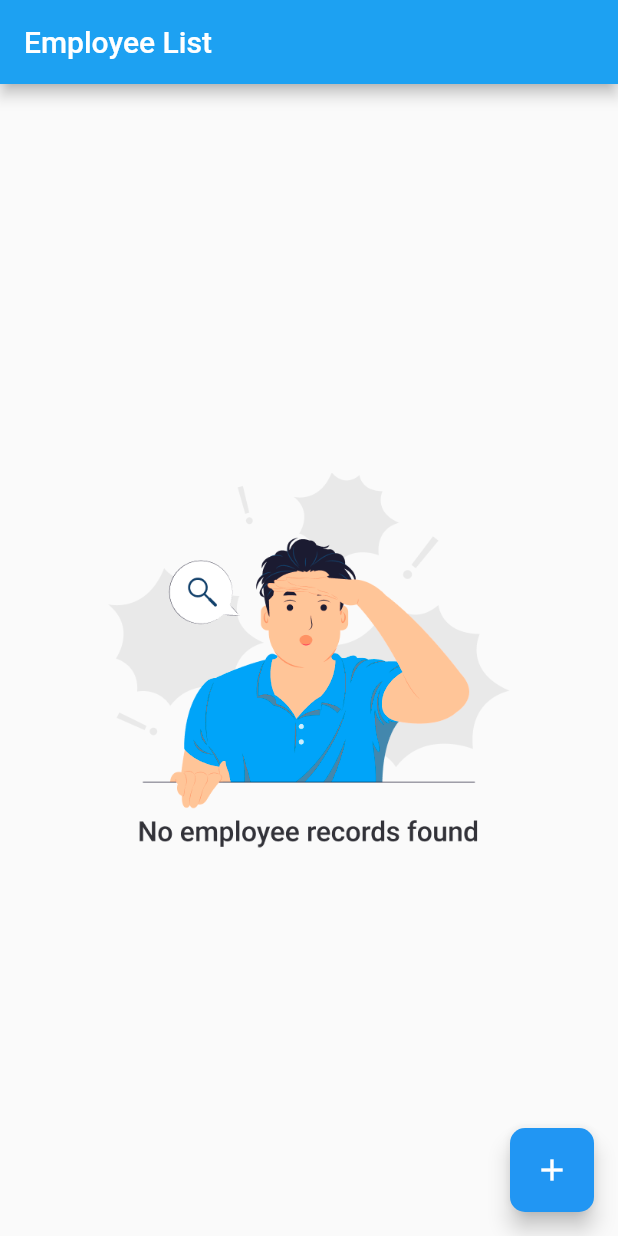
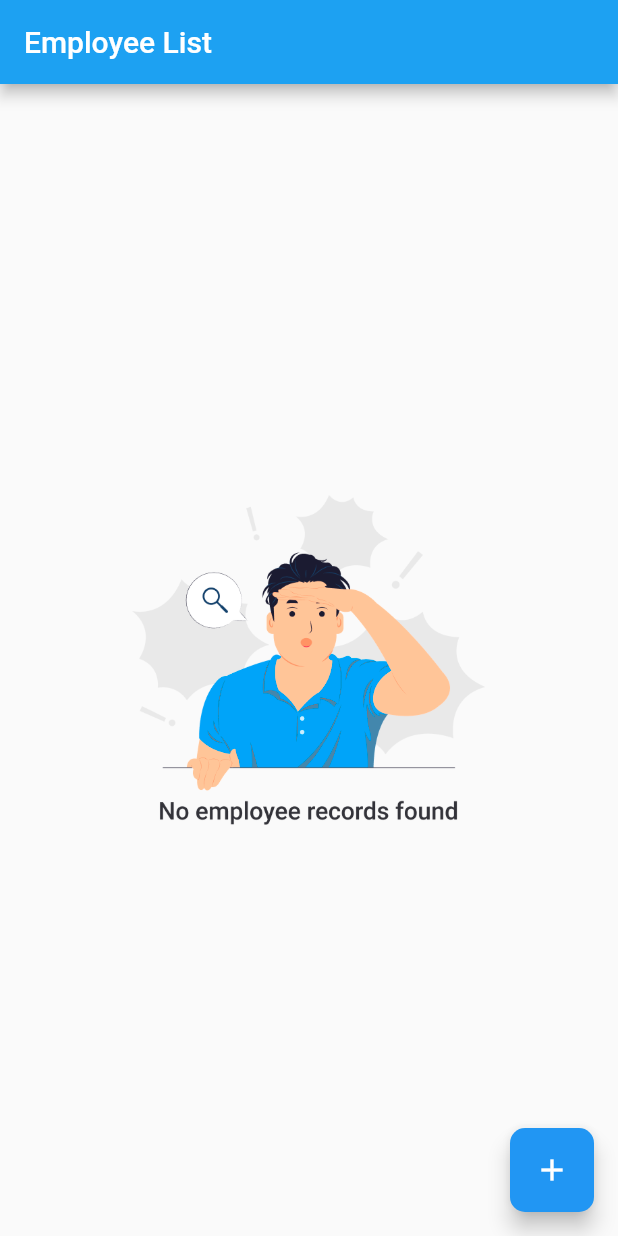
Before and after one commit to anant-kannaik/employee-tracker, a Flutter app: the screen it shows after launch, on a phone screen of 412 x 824 dp. Run offline on Flutter 3.47's test engine with Material 2 defaults, Android fonts, the light colour scheme and no system bars.

Commit message:
image size change

```diff
--- a/employee_tracker/lib/screens/employee_list/employee_list_screen.dart
+++ b/employee_tracker/lib/screens/employee_list/employee_list_screen.dart
@@ -20,7 +20,7 @@ class _EmployeeListScreenState extends State<EmployeeListScreen> {
       body: Center(
         child: Image.asset(
           noEmployeeImageName,
-          height: 250.0,
+          height: 220.0,
         ),
       ),
       floatingActionButton: FloatingActionButton(
```
